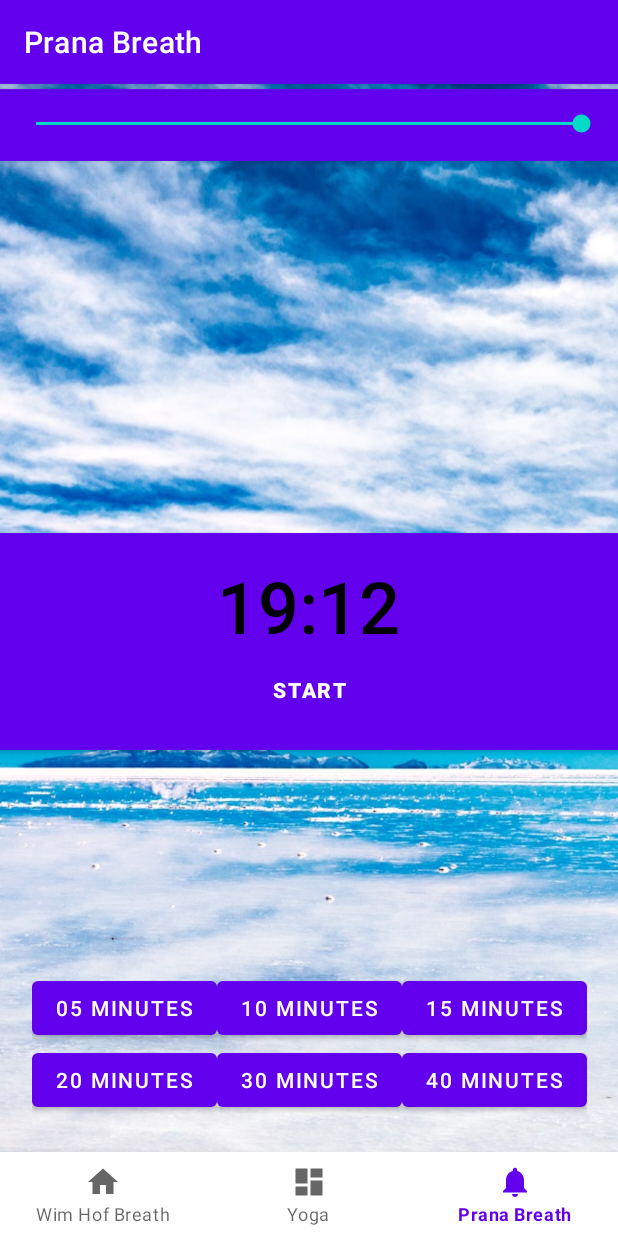
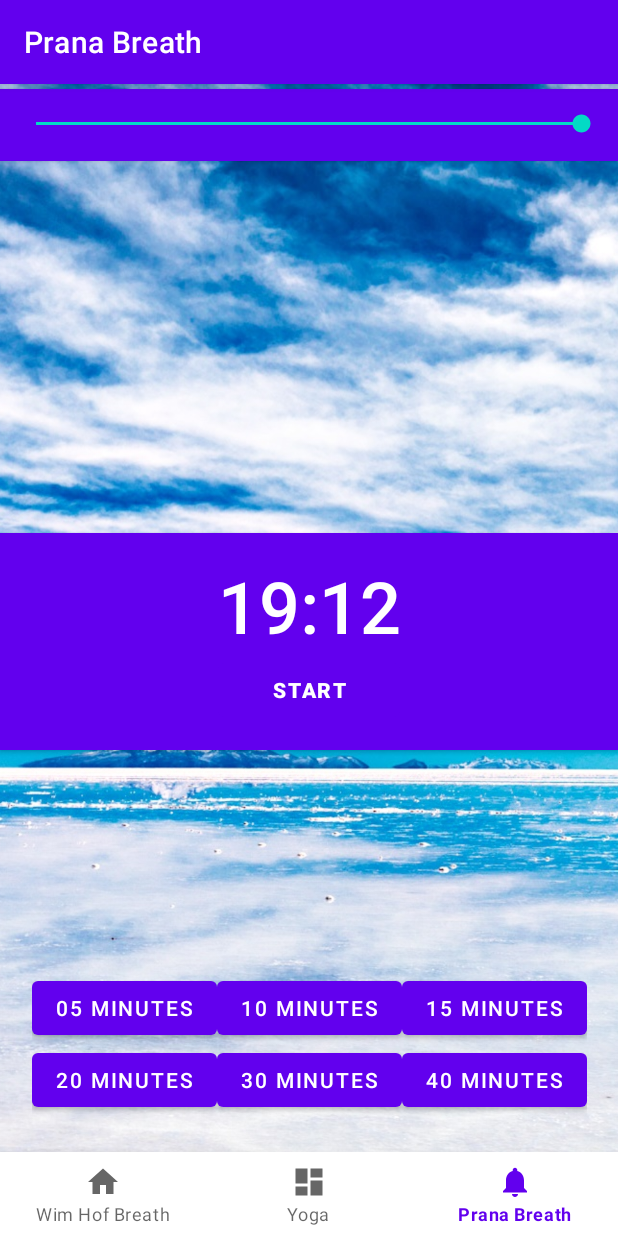
Before and after one commit to aldo-manco/surrender-meditation-android, an Android app: the PranaBreathFragment screen opened through its navigation route, on a phone screen of 412 x 824 dp. Run offline under Robolectric (Android 15) with nearby library versions, the phone set to English and light mode, and no system bars; our stand-ins replace navigation-ui.

Commit message:
timeleft_white_by_default

```diff
--- a/app/src/main/java/org/aldomanco/wimhofmethod/ui/prana_breath_section/PranaBreathFragment.java
+++ b/app/src/main/java/org/aldomanco/wimhofmethod/ui/prana_breath_section/PranaBreathFragment.java
@@ -104,12 +104,12 @@ public class PranaBreathFragment extends Fragment implements View.OnClickListene
             background.setImageResource(R.drawable.morning);
             sectionTimeLeft.setBackgroundColor(getResources().getColor(R.color.white));
             sectionSeekBar.setBackgroundColor(getResources().getColor(R.color.white));
-            timeLeft.setTextColor(getResources().getColor(R.color.black));
+            timeLeft.setTextColor(getResources().getColor(R.color.white));
         } else {
             background.setImageResource(R.drawable.sunset);
             sectionTimeLeft.setBackgroundColor(getResources().getColor(R.color.orange));
             sectionSeekBar.setBackgroundColor(getResources().getColor(R.color.orange));
-            timeLeft.setTextColor(getResources().getColor(R.color.black));
+            timeLeft.setTextColor(getResources().getColor(R.color.white));
         }
 
         setTimer.setMax(1152);
--- a/app/src/main/res/layout/fragment_prana_breath_section.xml
+++ b/app/src/main/res/layout/fragment_prana_breath_section.xml
@@ -53,12 +53,11 @@
         android:layout_marginBottom="388dp"
         android:text="19:12"
         android:textAppearance="@style/TextAppearance.AppCompat.Button"
-        android:textColor="@color/black"
+        android:textColor="@color/white"
         android:textSize="48sp"
         android:translationZ="3dp"
         app:layout_constraintBottom_toBottomOf="parent"
         app:layout_constraintEnd_toEndOf="parent"
-        app:layout_constraintHorizontal_bias="0.498"
         app:layout_constraintStart_toStartOf="parent" />
 
     <GridLayout
```
